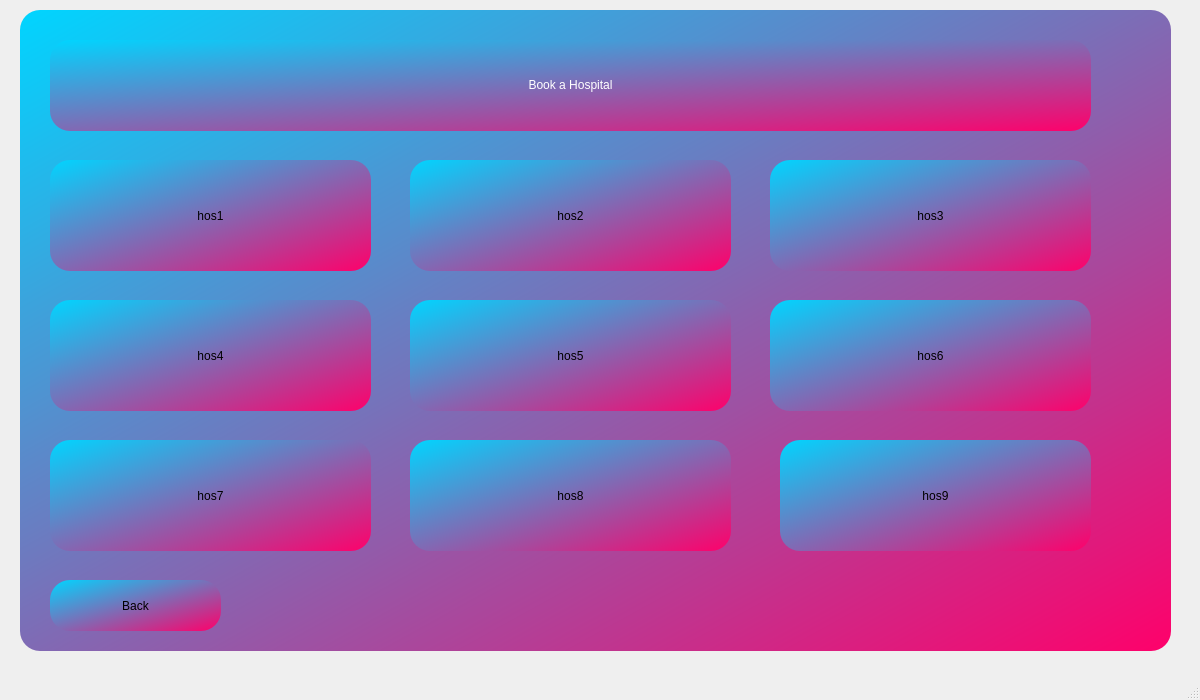
This is CoviCURE/Forms/Hospital/hospitals.ui in ayush-regmi/CoviCURE as Qt 5 draws it before an edit. The edited form follows.
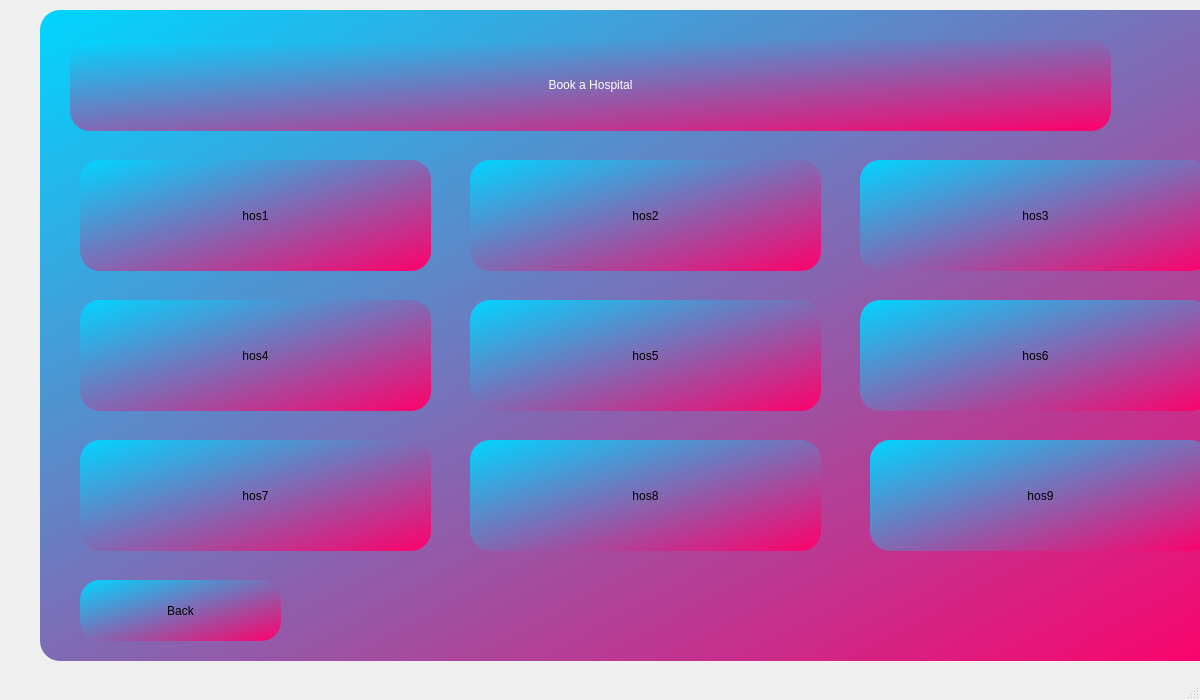
This is the edited form.

The edit to the form file:
```diff
--- a/CoviCURE/Forms/Hospital/hospitals.ui
+++ b/CoviCURE/Forms/Hospital/hospitals.ui
@@ -17,10 +17,10 @@
    <widget class="QGroupBox" name="groupBox">
     <property name="geometry">
      <rect>
-      <x>20</x>
+      <x>40</x>
       <y>10</y>
-      <width>1151</width>
-      <height>641</height>
+      <width>1211</width>
+      <height>651</height>
      </rect>
     </property>
     <property name="styleSheet">
@@ -30,9 +30,9 @@
     <widget class="QPushButton" name="hos1">
      <property name="geometry">
       <rect>
-       <x>30</x>
+       <x>40</x>
        <y>150</y>
-       <width>321</width>
+       <width>351</width>
        <height>111</height>
       </rect>
      </property>
@@ -49,9 +49,9 @@
     <widget class="QPushButton" name="hos2">
      <property name="geometry">
       <rect>
-       <x>390</x>
+       <x>430</x>
        <y>150</y>
-       <width>321</width>
+       <width>351</width>
        <height>111</height>
       </rect>
      </property>
@@ -68,9 +68,9 @@
     <widget class="QPushButton" name="hos3">
      <property name="geometry">
       <rect>
-       <x>750</x>
+       <x>820</x>
        <y>150</y>
-       <width>321</width>
+       <width>351</width>
        <height>111</height>
       </rect>
      </property>
@@ -87,9 +87,9 @@
     <widget class="QPushButton" name="hos9">
      <property name="geometry">
       <rect>
-       <x>760</x>
+       <x>830</x>
        <y>430</y>
-       <width>311</width>
+       <width>341</width>
        <height>111</height>
       </rect>
      </property>
@@ -106,9 +106,9 @@
     <widget class="QPushButton" name="hos4">
      <property name="geometry">
       <rect>
-       <x>30</x>
+       <x>40</x>
        <y>290</y>
-       <width>321</width>
+       <width>351</width>
        <height>111</height>
       </rect>
      </property>
@@ -125,9 +125,9 @@
     <widget class="QPushButton" name="hos6">
      <property name="geometry">
       <rect>
-       <x>750</x>
+       <x>820</x>
        <y>290</y>
-       <width>321</width>
+       <width>351</width>
        <height>111</height>
       </rect>
      </property>
@@ -144,9 +144,9 @@
     <widget class="QPushButton" name="hos5">
      <property name="geometry">
       <rect>
-       <x>390</x>
+       <x>430</x>
        <y>290</y>
-       <width>321</width>
+       <width>351</width>
        <height>111</height>
       </rect>
      </property>
@@ -163,9 +163,9 @@
     <widget class="QPushButton" name="hos7">
      <property name="geometry">
       <rect>
-       <x>30</x>
+       <x>40</x>
        <y>430</y>
-       <width>321</width>
+       <width>351</width>
        <height>111</height>
       </rect>
      </property>
@@ -182,9 +182,9 @@
     <widget class="QPushButton" name="hos8">
      <property name="geometry">
       <rect>
-       <x>390</x>
+       <x>430</x>
        <y>430</y>
-       <width>321</width>
+       <width>351</width>
        <height>111</height>
       </rect>
      </property>
@@ -221,10 +221,10 @@
     <widget class="QPushButton" name="back">
      <property name="geometry">
       <rect>
-       <x>30</x>
+       <x>40</x>
        <y>570</y>
-       <width>171</width>
-       <height>51</height>
+       <width>201</width>
+       <height>61</height>
       </rect>
      </property>
      <property name="text">
```
